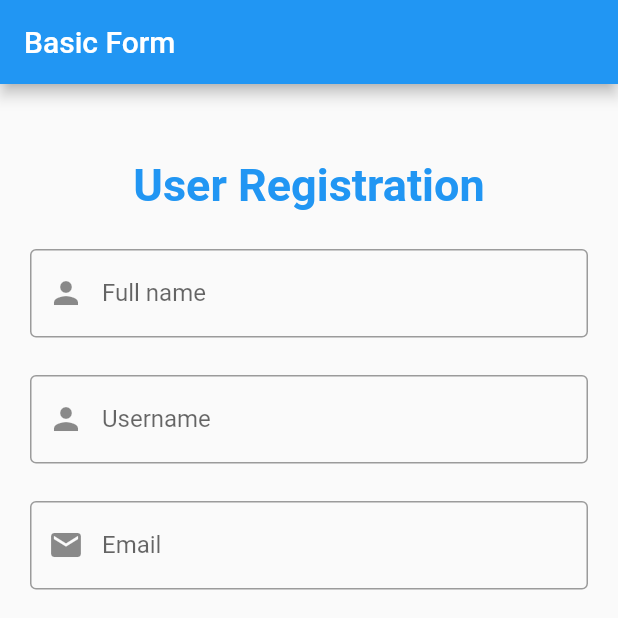
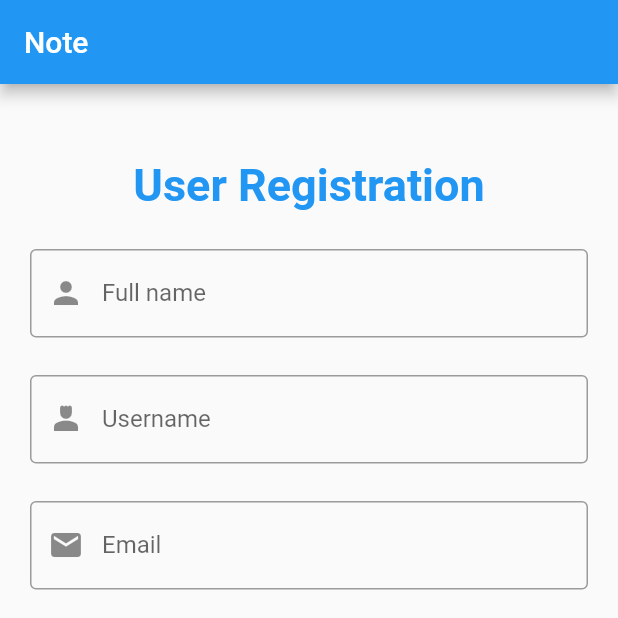
Before and after one commit to Chanh85/Note_App, a Flutter app: the screen it shows after launch, on a phone screen of 412 x 824 dp, the top half of it. Run offline on Flutter 3.47's test engine with Material 2 defaults, Android fonts, the light colour scheme and no system bars; our stand-ins replace email_validator.

Commit message:
Registration screen v1.1

```diff
--- a/lib/main.dart
+++ b/lib/main.dart
@@ -11,7 +11,6 @@ class MyApp extends StatelessWidget {
   @override
   Widget build(BuildContext context) {
     return MaterialApp(
-      title: 'Flutter Demo',
       debugShowCheckedModeBanner: false,
       theme: ThemeData(
         primarySwatch: Colors.blue,
@@ -30,8 +29,6 @@ class MyHomePage extends StatefulWidget {
 
 class _MyHomePageState extends State<MyHomePage> {
 
-  List<String> countries = ['Vietnam', 'Cambodia','Thailand','Laos','Myanmar','Singapore','Brunei','Malaysia','Indonesia'];
-  String? selectedItem = 'Vietnam';
 
   bool _isObscure = true;
 
@@ -72,7 +69,7 @@ class _MyHomePageState extends State<MyHomePage> {
   Widget build(BuildContext context) {
     return Scaffold(
       appBar: AppBar(
-        title: Text('Basic Form'),
+        title: Text('Note'),
       ),
       body: Container(
         padding: EdgeInsets.all(20),
@@ -108,7 +105,6 @@ class _MyHomePageState extends State<MyHomePage> {
                 SizedBox(height: 25,),
                 TextFormField(
                   autovalidateMode: AutovalidateMode.onUserInteraction,
-                  focusNode: myFocusNode,
                   onSaved: (v){
                     username = v ?? '';
                   },
@@ -124,7 +120,7 @@ class _MyHomePageState extends State<MyHomePage> {
                     labelText: "Username",
                     hintText: "Your username",
                     border: OutlineInputBorder(),
-                    prefixIcon: Icon(Icons.person),
+                    prefixIcon: Icon(Icons.person_4),
                   ),
                 ),
                 SizedBox(height: 25,),
```
